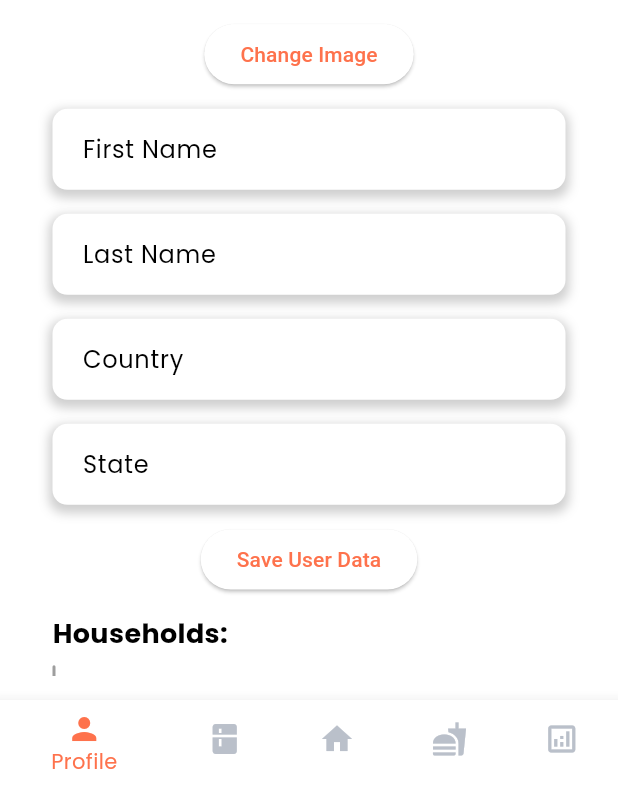
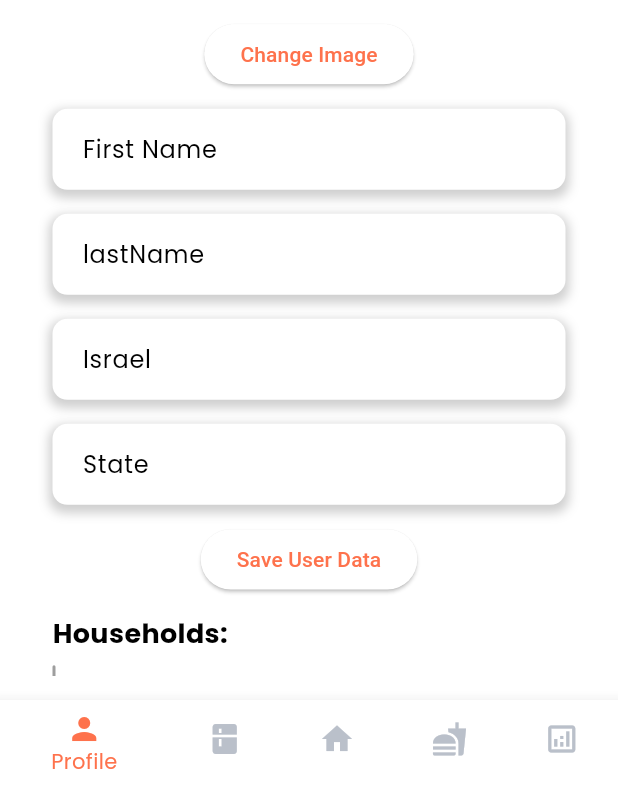
Before and after one commit to Final-Project-RecipeRescue/Client, a Flutter app: the Dashboard screen opened directly, after a tap on the "edit" icon, on a phone screen of 412 x 824 dp, the part 449-1236 px from its top. Run offline on Flutter 3.47's test engine with Material 3 defaults, Android fonts, the phone set to English and light mode, and no system bars; our stand-ins replace awesome_dialog, csc_picker, firebase_auth, firebase_core, fl_chart, flutter_dotenv and 10 more; missing offline and left inert: dart:ffi, flutter_emoji; accounts and stored records are empty; network calls fail; statements that could not run were skipped.

Commit message:
fixed profile page data

```diff
--- a/lib/controllers/homepage_controller.dart
+++ b/lib/controllers/homepage_controller.dart
@@ -192,6 +192,7 @@ class HomePageController extends GetxController {
       final Map<String, dynamic> data = jsonDecode(response.body);
       user.value = UserModel.fromJson(data);
       refresh();
+      update();
     } catch (e) {
       print('Error: $e');
     }
--- a/lib/controllers/profile_controller.dart
+++ b/lib/controllers/profile_controller.dart
@@ -237,7 +237,15 @@ class ProfileController extends GetxController {
 
   Future<void> initializeProfile() async {
     HomePageController homePageController = Get.put(HomePageController());
+    UserModel user = HomePageController().user.value;
+    email.value = Authenticate().currentUser!.email ?? '';
+    firstNameController.text = user.firstName;
+    lastNameController.text = user.lastName;
+    countryController.text = user.country ?? "Israel";
+    stateController.text = user.state ?? '';
+    refresh();
     homePageController.user.listen((user) {
+      print("heree");
       this.user.value = user;
       // firstName.value = user.firstName;
       // lastName.value = user.lastName;
--- a/lib/dashboard.dart
+++ b/lib/dashboard.dart
@@ -2,7 +2,6 @@ import 'package:flutter/material.dart';
 import 'package:get/get.dart';
 import 'package:google_fonts/google_fonts.dart';
 import 'package:reciperescue_client/controllers/dashboard_controller.dart';
-import 'package:reciperescue_client/controllers/homepage_controller.dart';
 import 'colors/colors.dart';
 import 'routes/routes.dart';
 
@@ -15,8 +14,13 @@ class Dashboard extends StatefulWidget {
 
 class _DashboardState extends State<Dashboard> {
   @override
+  void initState() {
+    super.initState();
+    Get.put(DashboardController());
+  }
+
+  @override
   Widget build(BuildContext context) {
-    Get.put(DashboardController());
     return GetBuilder<DashboardController>(builder: (controller) {
       return Scaffold(
         appBar: AppBar(
@@ -42,10 +46,11 @@ class _DashboardState extends State<Dashboard> {
           ),
         ),
         body: SafeArea(
-            child: IndexedStack(
-          index: controller.tabIndex.value,
-          children: Routes.dashboardPages,
-        )),
+          child: IndexedStack(
+            index: controller.tabIndex.value,
+            children: Routes.dashboardPages,
+          ),
+        ),
         bottomNavigationBar: BottomNavigationBar(
           unselectedItemColor: myGrey,
           items: const <BottomNavigationBarItem>[
--- a/lib/dashboard_binding.dart
+++ b/lib/dashboard_binding.dart
@@ -1,11 +1,16 @@
 import 'package:get/get.dart';
 import 'package:reciperescue_client/controllers/dashboard_controller.dart';
 import 'package:reciperescue_client/controllers/homepage_controller.dart';
+import 'package:reciperescue_client/controllers/manage_ingredients_controller.dart';
+import 'package:reciperescue_client/controllers/profile_controller.dart';
 
 class DashboardBinding extends Bindings {
   @override
   void dependencies() {
+    Get.lazyPut<HomePageController>(() => HomePageController());
+    Get.lazyPut<ManageIngredientsController>(
+        () => ManageIngredientsController());
     Get.lazyPut<DashboardController>(() => DashboardController());
-    Get.lazyPut<HomePageController>(() => HomePageController());
+    Get.lazyPut<ProfileController>(() => ProfileController());
   }
 }
--- a/lib/manage_ingredients_page.dart
+++ b/lib/manage_ingredients_page.dart
@@ -3,7 +3,6 @@ import 'package:flutter/material.dart';
 import 'package:get/get.dart';
 import 'package:google_fonts/google_fonts.dart';
 import 'package:reciperescue_client/colors/colors.dart';
-import 'package:reciperescue_client/components/MyDropdown.dart';
 import 'package:reciperescue_client/components/autocomplete_textfield.dart';
 import 'package:reciperescue_client/components/ingredient_details.dart';
 import 'package:reciperescue_client/components/ingredients_list_view.dart';
@@ -11,7 +10,6 @@ import 'package:reciperescue_client/controllers/homepage_controller.dart';
 import 'package:reciperescue_client/controllers/initializer_controller.dart';
 import 'package:reciperescue_client/controllers/manage_ingredients_controller.dart';
 
-import 'models/household_model.dart';
 import 'models/ingredient_model.dart';
 
 class ManageIngredientsPage extends StatefulWidget {
@@ -22,9 +20,11 @@ class ManageIngredientsPage extends StatefulWidget {
 }
 
 class _ManageIngredientsPageState extends State<ManageIngredientsPage> {
-  HomePageController hController = Get.find<HomePageController>();
+  HomePageController hController = Get.put(HomePageController());
+
   ManageIngredientsController miController =
       Get.put(ManageIngredientsController());
+
   @override
   Widget build(BuildContext context) {
     return Scaffold(
--- a/lib/profile_page.dart
+++ b/lib/profile_page.dart
@@ -45,9 +45,51 @@ class ProfilePage extends StatelessWidget {
                         "assets/images/loading_animation.json")); // Show loading indicator
               }
               if (controller.isEditMode.value) {
-                return EditProfileForm(controller: controller);
+                return LayoutBuilder(
+                  builder: (context, constraints) {
+                    double padding = constraints.maxWidth * 0.05;
+                    double spacing = constraints.maxHeight * 0.02;
+
+                    return Center(
+                      child: SingleChildScrollView(
+                        child: Padding(
+                          padding: EdgeInsets.symmetric(horizontal: padding),
+                          child: Column(
+                            crossAxisAlignment: CrossAxisAlignment.center,
+                            children: [
+                              ProfileImageSection(controller: controller),
+                              SizedBox(height: spacing),
+                              ChangeImageButton(controller: controller),
+                              SizedBox(height: spacing),
+                              PersonalInfoSection(controller: controller),
+                              SizedBox(height: spacing),
+                              SaveButton(controller: controller),
+                              SizedBox(height: spacing),
+                              HouseholdsSection(controller: controller),
+                            ],
+                          ),
+                        ),
+                      ),
+                    );
+                  },
+                );
               } else {
-                return ViewProfile(controller: controller, auth: auth);
+                return Center(
+                  child: SingleChildScrollView(
+                    child: Column(
+                      crossAxisAlignment: CrossAxisAlignment.center,
+                      children: [
+                        ProfileImageSection(controller: controller),
+                        const SizedBox(height: 16),
+                        PersonalInfoSection(controller: controller),
+                        const SizedBox(height: 16),
+                        HouseholdsSection(controller: controller),
+                        const SizedBox(height: 16),
+                        // SignOutButton(auth: auth),
+                      ],
+                    ),
+                  ),
+                );
               }
             }),
           );
@@ -155,8 +197,8 @@ class PersonalInfoSection extends StatelessWidget {
     const countryLabel = 'Country';
     const stateLabel = 'State';
     const emailLabel = 'Email';
-
-    return Obx(() => Column(
+    HomePageController hController = Get.find();
+    return Column(
       crossAxisAlignment: CrossAxisAlignment.center,
       children: [
         if (controller.isEditMode.value) ...[
@@ -181,21 +223,21 @@ class PersonalInfoSection extends StatelessWidget {
           ),
         ] else ...[
           Obx(() => Text(
-                    "${controller.user.value.firstName} ${controller.user.value.lastName}",
+                "${hController.user.value.firstName} ${hController.user.value.lastName}",
                 style: Theme.of(context).textTheme.bodyLarge,
               )),
+          Text(
+            Authenticate().currentUser!.email ?? "",
+            style: Theme.of(context).textTheme.bodyLarge,
+          ), // const SizedBox(height: 16),
           Obx(() => Text(
-                    Get.find<HomePageController>().user.value.email!,
-                    style: Theme.of(context).textTheme.bodyLarge,
-                  )), // const SizedBox(height: 16),
-              Obx(() => Text(
-                    "Location: ${controller.user.value.state != null ? "${controller.user.value.state}," : ""} ${controller.user.value.country}",
+                "Location: ${hController.user.value.state != null ? "${hController.user.value.state}," : ""} ${hController.user.value.country}",
                 style: Theme.of(context).textTheme.bodyLarge,
               )), // MyTextField(hintText: countryLabel, value: controller.country.value),
           const SizedBox(height: 16),
         ],
       ],
-        ));
+    );
   }
 }
 
@@ -206,6 +248,7 @@ class HouseholdsSection extends StatelessWidget {
 
   @override
   Widget build(BuildContext context) {
+    HomePageController hController = Get.find();
     return Column(
       crossAxisAlignment: CrossAxisAlignment.start,
       children: [
@@ -224,9 +267,12 @@ class HouseholdsSection extends StatelessWidget {
             return SingleChildScrollView(
               child: Column(
                 children: [
-                  for (var i = 0; i < controller.households.length; i++)
+                  for (var i = 0;
+                      i < hController.userHouseholdsList.value.length;
+                      i++)
                     HouseholdComponent(
-                        householdName: controller.households[i],
+                        householdName: hController
+                            .userHouseholdsList.value[i].householdName,
                         onExit: () {
                           controller.removeHousehold(i);
                         })
```
Lines whose indentation alone changed are shown as unchanged.
